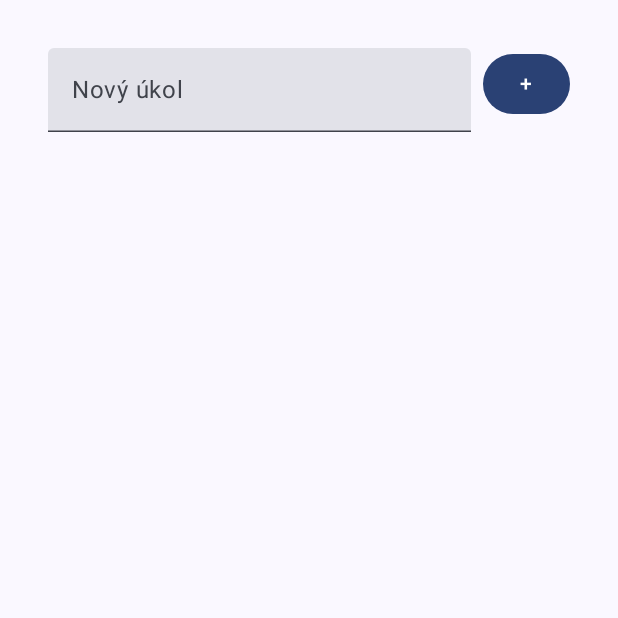
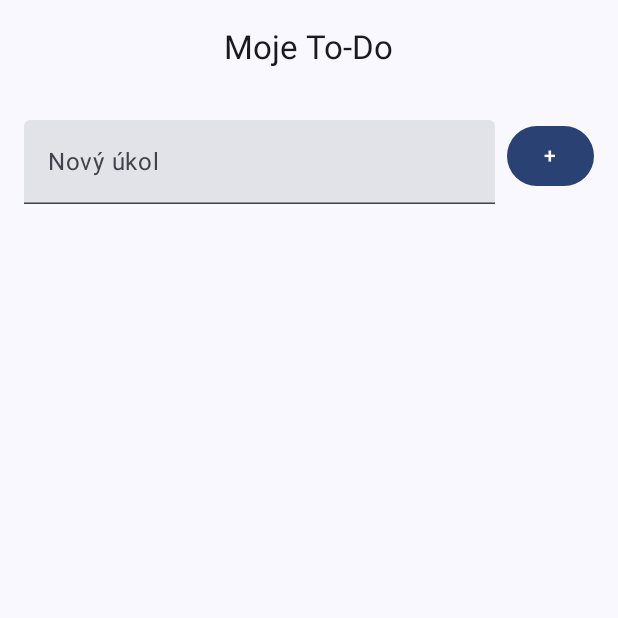
Before and after one commit to NikolaDvorakova11/-github-nd-pma-2025, an Android app built with Jetpack Compose: the screen it shows after launch (MainActivity), on a phone screen of 412 x 824 dp, the top half of it. Run offline under Robolectric (Android 15) with nearby library versions, the phone set to English and light mode, and no system bars.

Commit message:
#15 Jetpack - Úkol - přidání nadpisu a zarovnání na střed

```diff
--- a/MyApp006JetpackComposeMiniToDo/app/src/main/java/com/example/myapp006jetpackcomposeminitodo/MainActivity.kt
+++ b/MyApp006JetpackComposeMiniToDo/app/src/main/java/com/example/myapp006jetpackcomposeminitodo/MainActivity.kt
@@ -6,6 +6,8 @@ import androidx.activity.compose.setContent
 import androidx.activity.enableEdgeToEdge
 import androidx.compose.foundation.layout.fillMaxSize
 import androidx.compose.foundation.layout.padding
+import androidx.compose.material3.CenterAlignedTopAppBar
+import androidx.compose.material3.ExperimentalMaterial3Api
 import androidx.compose.material3.Scaffold
 import androidx.compose.material3.Text
 import androidx.compose.runtime.Composable
@@ -15,15 +17,29 @@ import androidx.compose.ui.unit.dp
 import com.example.myapp006jetpackcomposeminitodo.ui.theme.MyApp006JetpackComposeMiniToDoTheme
 
 class MainActivity : ComponentActivity() {
+    @OptIn(ExperimentalMaterial3Api::class)
     override fun onCreate(savedInstanceState: Bundle?) {
         super.onCreate(savedInstanceState)
-
+        enableEdgeToEdge()
         setContent {
             MyApp006JetpackComposeMiniToDoTheme {
-                Scaffold(modifier = Modifier.fillMaxSize()) { innerPadding ->
-                    ToDoScreen(modifier = Modifier
-                        .padding(innerPadding) // systémový padding (status bar apod.)
-                        .padding(16.dp) // náš vlastní padding navíc
+                Scaffold(
+                    modifier = Modifier.fillMaxSize(),
+
+                    // ÚKOL – přidaný Top Bar se zarovnání na střed
+                    topBar = {
+                        CenterAlignedTopAppBar(
+                            title = {
+                                Text("Moje To-Do")              // Text uprostřed
+                            }
+                        )
+                    }
+
+
+                ) { innerPadding ->
+                    ToDoScreen(
+                        modifier = Modifier
+                            .padding(innerPadding) // systémový padding (status bar apod.)
                     )
                 }
             }
```
